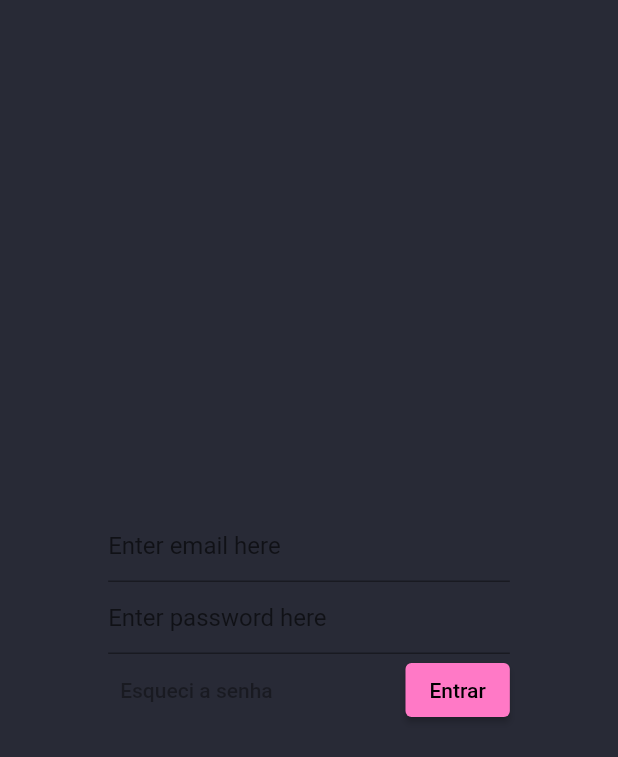
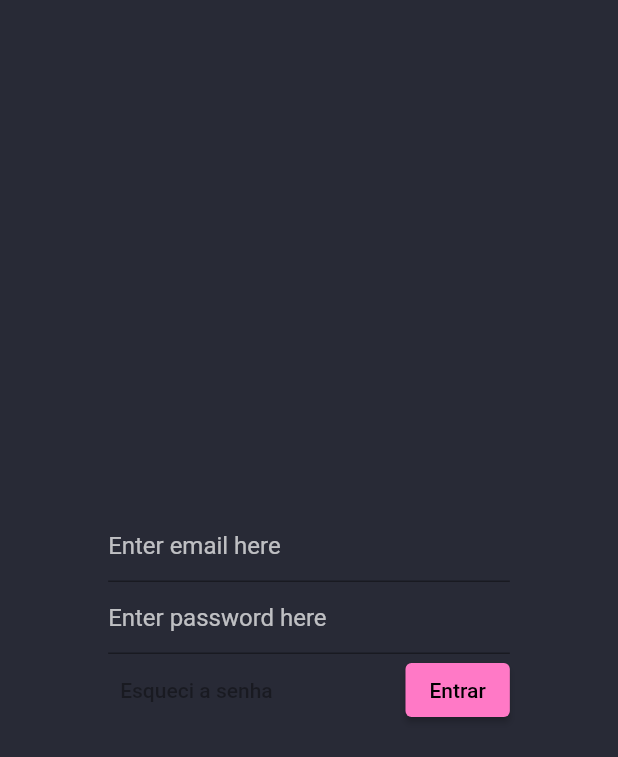
Before and after one commit to LucasHBG/flutter-Clean-Arch-and-Provider, a Flutter app: the screen it shows after launch, on a phone screen of 412 x 824 dp. Shown: the top 757 px of the screen. Run offline on Flutter 3.47's test engine with Material 2 defaults, Android fonts, the phone set to English and light mode, and no system bars; our stand-ins replace freezed_annotation, go_router, shared_preferences.

Commit message:
[feat]: added app title and refactored default theme configuration

```diff
--- a/lib/main.dart
+++ b/lib/main.dart
@@ -85,12 +85,42 @@ class MyApp extends StatelessWidget {
             routerDelegate: router.routerDelegate,
             routeInformationProvider: router.routeInformationProvider,
             debugShowCheckedModeBanner: false,
-            theme: ThemeData(
+            title: 'Clean Arch',
+            theme: themeConfiguration(context),
+          );
+        },
+      ),
+    );
+  }
+
+  ThemeData themeConfiguration(BuildContext context) {
+    return ThemeData(
       fontFamily: 'Roboto',
       primarySwatch: context.resources.color.colorPrimary,
       scaffoldBackgroundColor: context.resources.color.colorBackground,
       backgroundColor: context.resources.color.colorBackground,
       canvasColor: context.resources.color.colorBackground,
+      textTheme: TextTheme(
+        headlineLarge: TextStyle(color: context.resources.color.colorWhite),
+        headlineMedium: TextStyle(color: context.resources.color.colorWhite),
+        headlineSmall: TextStyle(color: context.resources.color.colorWhite),
+        bodyLarge: TextStyle(color: context.resources.color.colorWhite),
+        bodyMedium: TextStyle(color: context.resources.color.colorWhite),
+        bodySmall: TextStyle(
+            color: context.resources.color.colorWhite.withOpacity(0.7)),
+        displayLarge: TextStyle(color: context.resources.color.colorWhite),
+        displayMedium: TextStyle(color: context.resources.color.colorWhite),
+        displaySmall: TextStyle(
+            color: context.resources.color.colorWhite.withOpacity(0.7)),
+        titleLarge: TextStyle(color: context.resources.color.colorWhite),
+        titleMedium: TextStyle(color: context.resources.color.colorWhite),
+        titleSmall: TextStyle(
+            color: context.resources.color.colorWhite.withOpacity(0.7)),
+        labelLarge: TextStyle(color: context.resources.color.colorWhite),
+        labelMedium: TextStyle(color: context.resources.color.colorWhite),
+        labelSmall: TextStyle(
+            color: context.resources.color.colorWhite.withOpacity(0.7)),
+      ),
       navigationBarTheme: NavigationBarThemeData(
         backgroundColor: context.resources.color.colorBackground,
         // The color when the item is selected
@@ -102,26 +132,27 @@ class MyApp extends StatelessWidget {
                   color: context.resources.color.colorSecondary);
             }
 
-                    return IconThemeData(
-                        color: context.resources.color.colorSecondary);
+            return IconThemeData(color: context.resources.color.colorSecondary);
           },
         ),
         labelTextStyle: MaterialStateProperty.resolveWith(
           (states) {
             if (states.contains(MaterialState.selected)) {
-                      return TextStyle(
-                          color: context.resources.color.colorSecondary);
+              return TextStyle(color: context.resources.color.colorSecondary);
             }
 
-                    return TextStyle(
-                        color: context.resources.color.colorSecondary);
+            return TextStyle(color: context.resources.color.colorSecondary);
           },
         ),
       ),
+      inputDecorationTheme: InputDecorationTheme(
+        labelStyle: TextStyle(color: context.resources.color.colorWhite),
+        // Text displayed on every input field
+        hintStyle: TextStyle(
+            color: context.resources.color.colorWhite.withOpacity(0.7)),
       ),
-          );
-        },
-      ),
+      listTileTheme:
+          ListTileThemeData(tileColor: context.resources.color.colorNeutral),
     );
   }
 }
```
Lines whose indentation alone changed are shown as unchanged.
